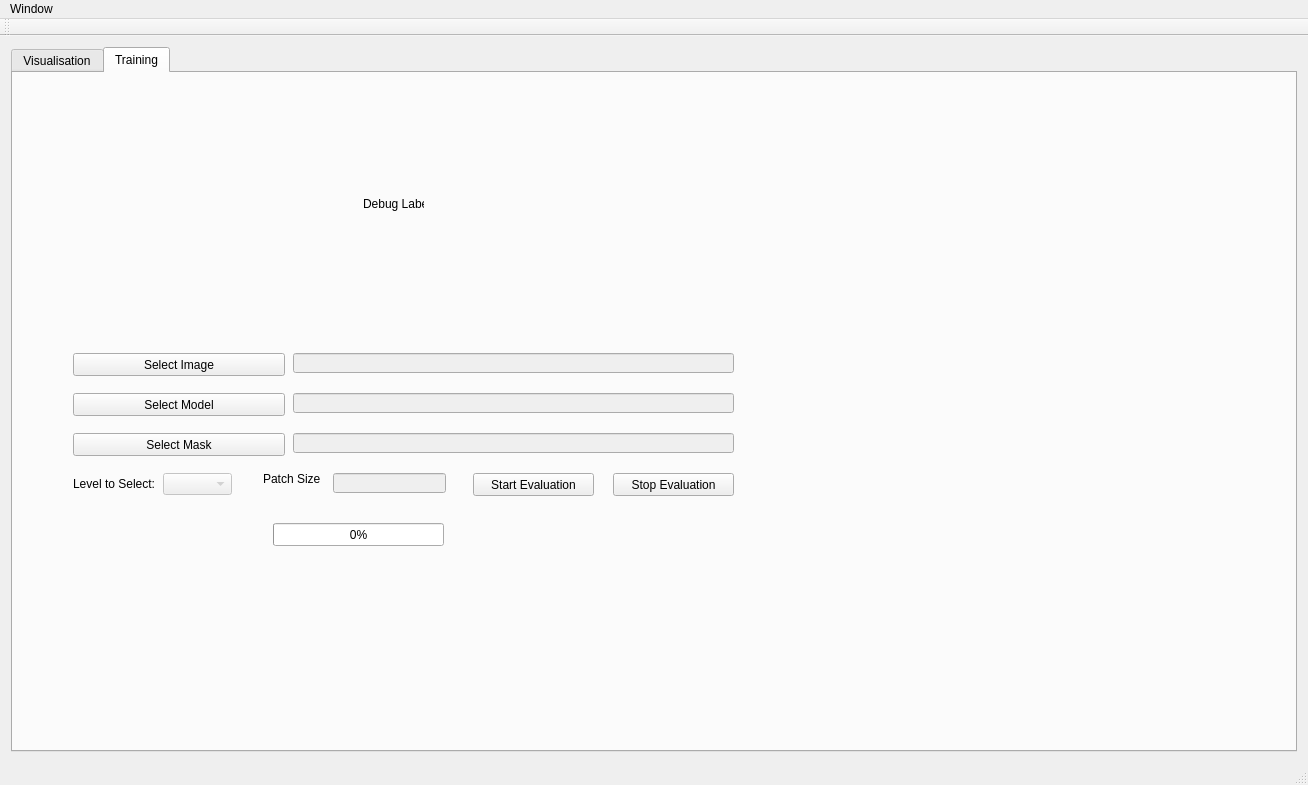
abhinavagarwalla/Tissue_GUI, file resource/mainwindow_ui_backup.ui: the form before one commit.
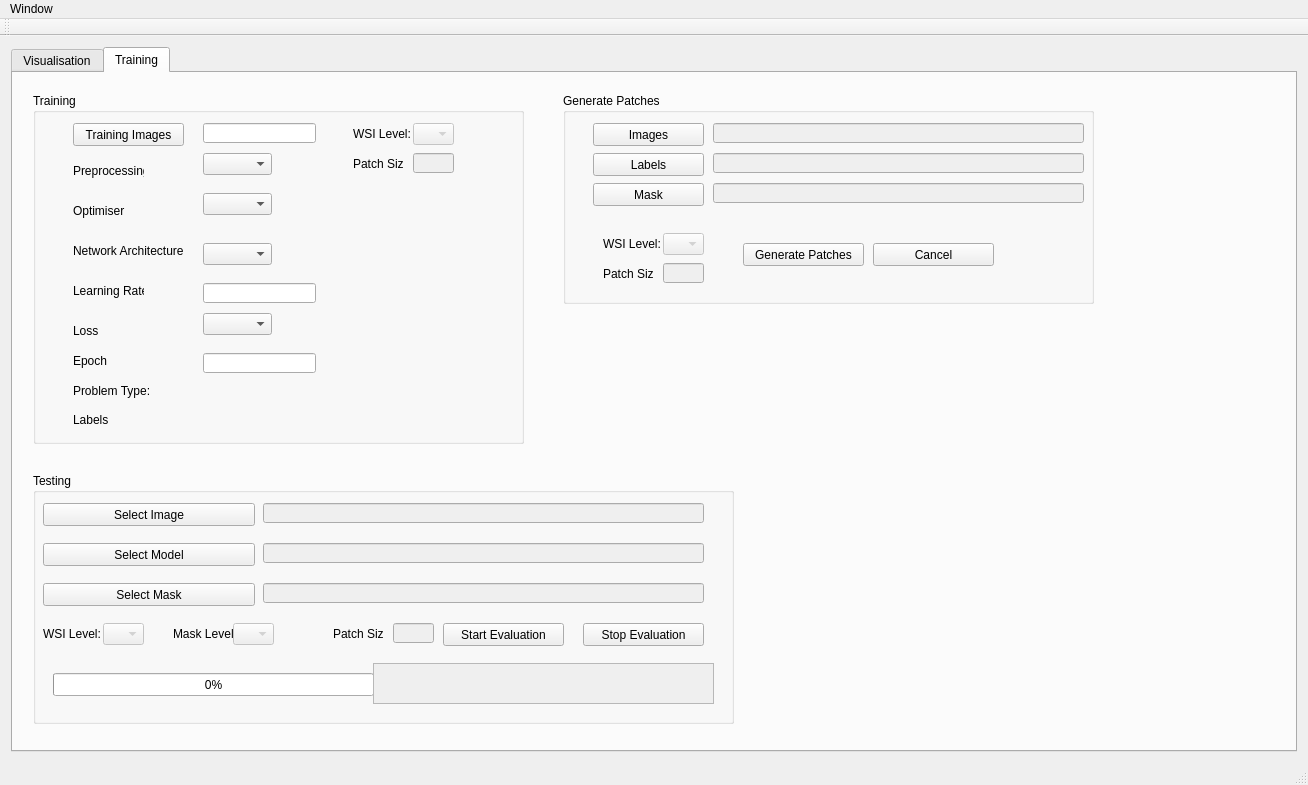
The form after the commit.

Commit message: DL Interface, Patch Generation

The edit to the form file:
```diff
--- a/resource/mainwindow_ui_backup.ui
+++ b/resource/mainwindow_ui_backup.ui
@@ -455,30 +455,100 @@
        <attribute name="title">
         <string>Training</string>
        </attribute>
-       <widget class="QLabel" name="label">
+       <widget class="QGroupBox" name="testBox">
         <property name="geometry">
          <rect>
-          <x>350</x>
-          <y>100</y>
-          <width>61</width>
-          <height>61</height>
+          <x>20</x>
+          <y>400</y>
+          <width>701</width>
+          <height>251</height>
          </rect>
         </property>
+        <property name="title">
+         <string>Testing</string>
+        </property>
+        <property name="checkable">
+         <bool>false</bool>
+        </property>
+        <widget class="QProgressBar" name="test_progress">
+         <property name="geometry">
+          <rect>
+           <x>20</x>
+           <y>200</y>
+           <width>321</width>
+           <height>23</height>
+          </rect>
+         </property>
+         <property name="value">
+          <number>0</number>
+         </property>
+        </widget>
+        <widget class="QLineEdit" name="mask_path">
+         <property name="enabled">
+          <bool>false</bool>
+         </property>
+         <property name="geometry">
+          <rect>
+           <x>230</x>
+           <y>110</y>
+           <width>441</width>
+           <height>20</height>
+          </rect>
+         </property>
+         <property name="readOnly">
+          <bool>true</bool>
+         </property>
+        </widget>
+        <widget class="QComboBox" name="select_wsi_level">
+         <property name="enabled">
+          <bool>false</bool>
+         </property>
+         <property name="geometry">
+          <rect>
+           <x>70</x>
+           <y>150</y>
+           <width>41</width>
+           <height>22</height>
+          </rect>
+         </property>
+        </widget>
+        <widget class="QPushButton" name="stop_eval">
+         <property name="geometry">
+          <rect>
+           <x>550</x>
+           <y>150</y>
+           <width>121</width>
+           <height>23</height>
+          </rect>
+         </property>
         <property name="text">
-         <string>Debug Label</string>
-        </property>
-       </widget>
-       <widget class="QPushButton" name="select_image_train">
+          <string>Stop Evaluation</string>
+         </property>
+        </widget>
+        <widget class="QComboBox" name="select_mask_level">
+         <property name="enabled">
+          <bool>false</bool>
+         </property>
         <property name="geometry">
          <rect>
-          <x>60</x>
-          <y>280</y>
-          <width>212</width>
+           <x>200</x>
+           <y>150</y>
+           <width>41</width>
+           <height>22</height>
+          </rect>
+         </property>
+        </widget>
+        <widget class="QPushButton" name="start_eval">
+         <property name="geometry">
+          <rect>
+           <x>410</x>
+           <y>150</y>
+           <width>121</width>
           <height>23</height>
          </rect>
         </property>
         <property name="text">
-         <string>Select Image</string>
+          <string>Start Evaluation</string>
         </property>
        </widget>
        <widget class="QLineEdit" name="image_path">
@@ -487,18 +557,21 @@
         </property>
         <property name="geometry">
          <rect>
-          <x>280</x>
-          <y>280</y>
+           <x>230</x>
+           <y>30</y>
           <width>441</width>
           <height>20</height>
          </rect>
         </property>
+         <property name="readOnly">
+          <bool>true</bool>
+         </property>
        </widget>
        <widget class="QPushButton" name="select_model">
         <property name="geometry">
          <rect>
-          <x>60</x>
-          <y>320</y>
+           <x>10</x>
+           <y>70</y>
           <width>212</width>
           <height>23</height>
          </rect>
@@ -513,63 +586,27 @@
         </property>
         <property name="geometry">
          <rect>
-          <x>280</x>
-          <y>320</y>
+           <x>230</x>
+           <y>70</y>
           <width>441</width>
           <height>20</height>
          </rect>
         </property>
-       </widget>
-       <widget class="QPushButton" name="start_eval">
-        <property name="geometry">
-         <rect>
-          <x>460</x>
-          <y>400</y>
-          <width>121</width>
-          <height>23</height>
-         </rect>
-        </property>
-        <property name="text">
-         <string>Start Evaluation</string>
+         <property name="readOnly">
+          <bool>true</bool>
         </property>
        </widget>
        <widget class="QLabel" name="label_2">
         <property name="geometry">
          <rect>
-          <x>60</x>
-          <y>400</y>
-          <width>81</width>
+           <x>10</x>
+           <y>150</y>
+           <width>61</width>
           <height>21</height>
          </rect>
         </property>
         <property name="text">
-         <string>Level to Select: </string>
-        </property>
-       </widget>
-       <widget class="QComboBox" name="select_level">
-        <property name="enabled">
-         <bool>false</bool>
-        </property>
-        <property name="geometry">
-         <rect>
-          <x>150</x>
-          <y>400</y>
-          <width>69</width>
-          <height>22</height>
-         </rect>
-        </property>
-       </widget>
-       <widget class="QLabel" name="label_3">
-        <property name="geometry">
-         <rect>
-          <x>250</x>
-          <y>390</y>
-          <width>71</width>
-          <height>31</height>
-         </rect>
-        </property>
-        <property name="text">
-         <string>Patch Size</string>
+          <string>WSI Level:</string>
         </property>
        </widget>
        <widget class="QLineEdit" name="select_patch_size">
@@ -578,18 +615,44 @@
         </property>
         <property name="geometry">
          <rect>
-          <x>320</x>
-          <y>400</y>
-          <width>113</width>
+           <x>360</x>
+           <y>150</y>
+           <width>41</width>
           <height>20</height>
          </rect>
         </property>
        </widget>
+        <widget class="QPushButton" name="select_image_train">
+         <property name="geometry">
+          <rect>
+           <x>10</x>
+           <y>30</y>
+           <width>212</width>
+           <height>23</height>
+          </rect>
+         </property>
+         <property name="text">
+          <string>Select Image</string>
+         </property>
+        </widget>
+        <widget class="QLabel" name="label_3">
+         <property name="geometry">
+          <rect>
+           <x>300</x>
+           <y>150</y>
+           <width>51</width>
+           <height>21</height>
+          </rect>
+         </property>
+         <property name="text">
+          <string>Patch Size</string>
+         </property>
+        </widget>
        <widget class="QPushButton" name="select_mask">
         <property name="geometry">
          <rect>
-          <x>60</x>
-          <y>360</y>
+           <x>10</x>
+           <y>110</y>
           <width>212</width>
           <height>23</height>
          </rect>
@@ -598,44 +661,456 @@
          <string>Select Mask</string>
         </property>
        </widget>
-       <widget class="QLineEdit" name="mask_path">
+        <widget class="QLabel" name="label_4">
+         <property name="geometry">
+          <rect>
+           <x>140</x>
+           <y>150</y>
+           <width>61</width>
+           <height>21</height>
+          </rect>
+         </property>
+         <property name="text">
+          <string>Mask Level:</string>
+         </property>
+        </widget>
+        <widget class="QPlainTextEdit" name="plainTextEdit">
         <property name="enabled">
          <bool>false</bool>
         </property>
         <property name="geometry">
          <rect>
-          <x>280</x>
-          <y>360</y>
-          <width>441</width>
+           <x>340</x>
+           <y>190</y>
+           <width>341</width>
+           <height>41</height>
+          </rect>
+         </property>
+         <property name="readOnly">
+          <bool>true</bool>
+         </property>
+        </widget>
+       </widget>
+       <widget class="QGroupBox" name="trainBox">
+        <property name="geometry">
+         <rect>
+          <x>20</x>
+          <y>20</y>
+          <width>491</width>
+          <height>351</height>
+         </rect>
+        </property>
+        <property name="title">
+         <string>Training</string>
+        </property>
+        <widget class="QLabel" name="label_5">
+         <property name="geometry">
+          <rect>
+           <x>40</x>
+           <y>70</y>
+           <width>71</width>
+           <height>16</height>
+          </rect>
+         </property>
+         <property name="text">
+          <string>Preprocessing</string>
+         </property>
+        </widget>
+        <widget class="QLabel" name="label_6">
+         <property name="geometry">
+          <rect>
+           <x>40</x>
+           <y>110</y>
+           <width>61</width>
+           <height>16</height>
+          </rect>
+         </property>
+         <property name="text">
+          <string>Optimiser</string>
+         </property>
+        </widget>
+        <widget class="QLabel" name="label_7">
+         <property name="geometry">
+          <rect>
+           <x>40</x>
+           <y>150</y>
+           <width>111</width>
+           <height>16</height>
+          </rect>
+         </property>
+         <property name="text">
+          <string>Network Architecture</string>
+         </property>
+        </widget>
+        <widget class="QLabel" name="label_8">
+         <property name="geometry">
+          <rect>
+           <x>40</x>
+           <y>190</y>
+           <width>71</width>
+           <height>16</height>
+          </rect>
+         </property>
+         <property name="text">
+          <string>Learning Rate</string>
+         </property>
+        </widget>
+        <widget class="QLabel" name="label_9">
+         <property name="geometry">
+          <rect>
+           <x>40</x>
+           <y>230</y>
+           <width>41</width>
+           <height>16</height>
+          </rect>
+         </property>
+         <property name="text">
+          <string>Loss</string>
+         </property>
+        </widget>
+        <widget class="QComboBox" name="comboBox">
+         <property name="geometry">
+          <rect>
+           <x>170</x>
+           <y>60</y>
+           <width>69</width>
+           <height>22</height>
+          </rect>
+         </property>
+        </widget>
+        <widget class="QComboBox" name="comboBox_2">
+         <property name="geometry">
+          <rect>
+           <x>170</x>
+           <y>100</y>
+           <width>69</width>
+           <height>22</height>
+          </rect>
+         </property>
+        </widget>
+        <widget class="QComboBox" name="comboBox_3">
+         <property name="geometry">
+          <rect>
+           <x>170</x>
+           <y>150</y>
+           <width>69</width>
+           <height>22</height>
+          </rect>
+         </property>
+        </widget>
+        <widget class="QLineEdit" name="lineEdit">
+         <property name="geometry">
+          <rect>
+           <x>170</x>
+           <y>190</y>
+           <width>113</width>
           <height>20</height>
          </rect>
         </property>
        </widget>
-       <widget class="QPushButton" name="stop_eval">
+        <widget class="QComboBox" name="comboBox_4">
         <property name="geometry">
          <rect>
-          <x>600</x>
-          <y>400</y>
+           <x>170</x>
+           <y>220</y>
+           <width>69</width>
+           <height>22</height>
+          </rect>
+         </property>
+        </widget>
+        <widget class="QLabel" name="label_10">
+         <property name="geometry">
+          <rect>
+           <x>40</x>
+           <y>260</y>
+           <width>41</width>
+           <height>16</height>
+          </rect>
+         </property>
+         <property name="text">
+          <string>Epoch</string>
+         </property>
+        </widget>
+        <widget class="QLineEdit" name="lineEdit_2">
+         <property name="geometry">
+          <rect>
+           <x>170</x>
+           <y>260</y>
+           <width>113</width>
+           <height>20</height>
+          </rect>
+         </property>
+        </widget>
+        <widget class="QLabel" name="label_11">
+         <property name="geometry">
+          <rect>
+           <x>320</x>
+           <y>30</y>
+           <width>61</width>
+           <height>21</height>
+          </rect>
+         </property>
+         <property name="text">
+          <string>WSI Level:</string>
+         </property>
+        </widget>
+        <widget class="QComboBox" name="select_wsi_level_2">
+         <property name="enabled">
+          <bool>false</bool>
+         </property>
+         <property name="geometry">
+          <rect>
+           <x>380</x>
+           <y>30</y>
+           <width>41</width>
+           <height>22</height>
+          </rect>
+         </property>
+        </widget>
+        <widget class="QLabel" name="label_12">
+         <property name="geometry">
+          <rect>
+           <x>320</x>
+           <y>60</y>
+           <width>51</width>
+           <height>21</height>
+          </rect>
+         </property>
+         <property name="text">
+          <string>Patch Size</string>
+         </property>
+        </widget>
+        <widget class="QLineEdit" name="select_patch_size_2">
+         <property name="enabled">
+          <bool>false</bool>
+         </property>
+         <property name="geometry">
+          <rect>
+           <x>380</x>
+           <y>60</y>
+           <width>41</width>
+           <height>20</height>
+          </rect>
+         </property>
+        </widget>
+        <widget class="QLabel" name="label_13">
+         <property name="geometry">
+          <rect>
+           <x>40</x>
+           <y>290</y>
+           <width>81</width>
+           <height>16</height>
+          </rect>
+         </property>
+         <property name="text">
+          <string>Problem Type:</string>
+         </property>
+        </widget>
+        <widget class="QLabel" name="label_14">
+         <property name="geometry">
+          <rect>
+           <x>40</x>
+           <y>320</y>
+           <width>47</width>
+           <height>13</height>
+          </rect>
+         </property>
+         <property name="text">
+          <string>Labels</string>
+         </property>
+        </widget>
+        <widget class="QLineEdit" name="lineEdit_3">
+         <property name="geometry">
+          <rect>
+           <x>170</x>
+           <y>30</y>
+           <width>113</width>
+           <height>20</height>
+          </rect>
+         </property>
+        </widget>
+        <widget class="QPushButton" name="pushButton">
+         <property name="geometry">
+          <rect>
+           <x>40</x>
+           <y>30</y>
+           <width>111</width>
+           <height>23</height>
+          </rect>
+         </property>
+         <property name="text">
+          <string>Training Images</string>
+         </property>
+        </widget>
+       </widget>
+       <widget class="QGroupBox" name="patchBox">
+        <property name="geometry">
+         <rect>
+          <x>550</x>
+          <y>20</y>
+          <width>531</width>
+          <height>211</height>
+         </rect>
+        </property>
+        <property name="title">
+         <string>Generate Patches</string>
+        </property>
+        <widget class="QLineEdit" name="gen_image_path">
+         <property name="enabled">
+          <bool>false</bool>
+         </property>
+         <property name="geometry">
+          <rect>
+           <x>150</x>
+           <y>30</y>
+           <width>371</width>
+           <height>20</height>
+          </rect>
+         </property>
+        </widget>
+        <widget class="QPushButton" name="select_gen_images">
+         <property name="geometry">
+          <rect>
+           <x>30</x>
+           <y>30</y>
+           <width>111</width>
+           <height>23</height>
+          </rect>
+         </property>
+         <property name="text">
+          <string>Images</string>
+         </property>
+        </widget>
+        <widget class="QLineEdit" name="select_gen_patch_size">
+         <property name="enabled">
+          <bool>false</bool>
+         </property>
+         <property name="geometry">
+          <rect>
+           <x>100</x>
+           <y>170</y>
+           <width>41</width>
+           <height>20</height>
+          </rect>
+         </property>
+        </widget>
+        <widget class="QComboBox" name="select_gen_wsi_level">
+         <property name="enabled">
+          <bool>false</bool>
+         </property>
+         <property name="geometry">
+          <rect>
+           <x>100</x>
+           <y>140</y>
+           <width>41</width>
+           <height>22</height>
+          </rect>
+         </property>
+        </widget>
+        <widget class="QLabel" name="label_15">
+         <property name="geometry">
+          <rect>
+           <x>40</x>
+           <y>140</y>
+           <width>61</width>
+           <height>21</height>
+          </rect>
+         </property>
+         <property name="text">
+          <string>WSI Level:</string>
+         </property>
+        </widget>
+        <widget class="QLabel" name="label_16">
+         <property name="geometry">
+          <rect>
+           <x>40</x>
+           <y>170</y>
+           <width>51</width>
+           <height>21</height>
+          </rect>
+         </property>
+         <property name="text">
+          <string>Patch Size</string>
+         </property>
+        </widget>
+        <widget class="QPushButton" name="select_gen_labels">
+         <property name="geometry">
+          <rect>
+           <x>30</x>
+           <y>60</y>
+           <width>111</width>
+           <height>23</height>
+          </rect>
+         </property>
+         <property name="text">
+          <string>Labels</string>
+         </property>
+        </widget>
+        <widget class="QLineEdit" name="gen_label_path">
+         <property name="enabled">
+          <bool>false</bool>
+         </property>
+         <property name="geometry">
+          <rect>
+           <x>150</x>
+           <y>60</y>
+           <width>371</width>
+           <height>20</height>
+          </rect>
+         </property>
+        </widget>
+        <widget class="QLineEdit" name="gen_mask_path">
+         <property name="enabled">
+          <bool>false</bool>
+         </property>
+         <property name="geometry">
+          <rect>
+           <x>150</x>
+           <y>90</y>
+           <width>371</width>
+           <height>20</height>
+          </rect>
+         </property>
+        </widget>
+        <widget class="QPushButton" name="select_gen_mask">
+         <property name="geometry">
+          <rect>
+           <x>30</x>
+           <y>90</y>
+           <width>111</width>
+           <height>23</height>
+          </rect>
+         </property>
+         <property name="text">
+          <string>Mask</string>
+         </property>
+        </widget>
+        <widget class="QPushButton" name="start_gen_patch">
+         <property name="geometry">
+          <rect>
+           <x>180</x>
+           <y>150</y>
           <width>121</width>
           <height>23</height>
          </rect>
         </property>
         <property name="text">
-         <string>Stop Evaluation</string>
-        </property>
-       </widget>
-       <widget class="QProgressBar" name="test_progress">
+          <string>Generate Patches</string>
+         </property>
+        </widget>
+        <widget class="QPushButton" name="stop_gen_patch">
         <property name="geometry">
          <rect>
-          <x>260</x>
-          <y>450</y>
-          <width>171</width>
+           <x>310</x>
+           <y>150</y>
+           <width>121</width>
           <height>23</height>
          </rect>
         </property>
-        <property name="value">
-         <number>0</number>
-        </property>
+         <property name="text">
+          <string>Cancel</string>
+         </property>
+        </widget>
        </widget>
       </widget>
      </widget>
```
Lines whose indentation alone changed are shown as unchanged. The commit also changes 9 other files.
